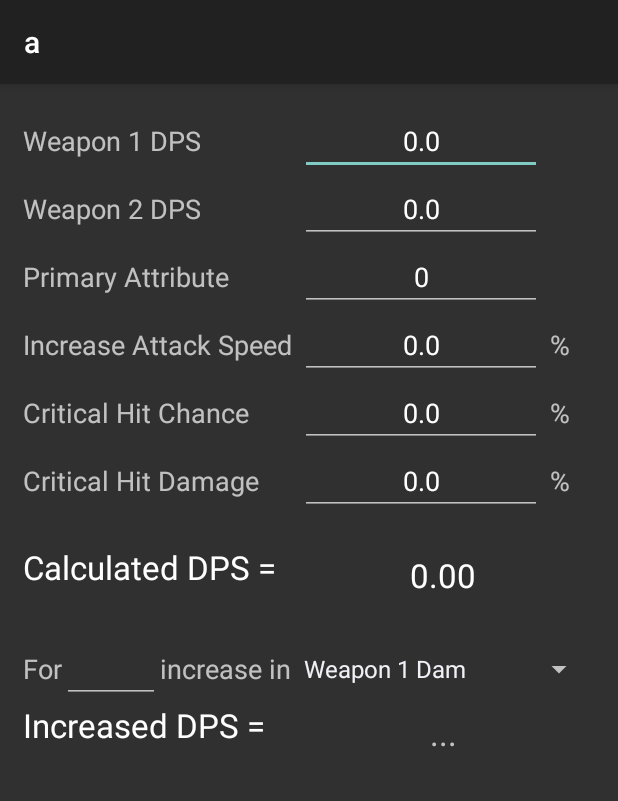
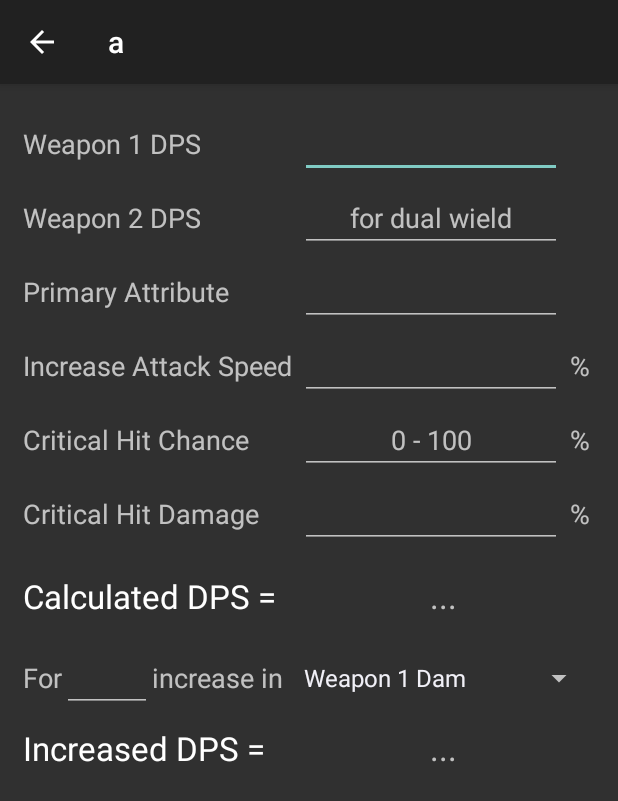
Before and after one commit to forkburn/DpsCalc, an Android app: the screen it shows after launch (MainActivity), on a phone screen of 412 x 824 dp. Shown: the top 801 px of the screen. Run offline under Robolectric (Android 15) with nearby library versions, the phone set to English and light mode, and no system bars; libraries missing offline, so code that uses them is left out: com.ikimuhendis.ldrawer; 5 statements that could not run were skipped.

```diff
--- a/app/build.gradle
+++ b/app/build.gradle
@@ -19,6 +19,7 @@ android {
 }
 
 dependencies {
-    compile 'com.android.support:support-v4:18.0.0'
+    compile 'com.android.support:support-v4:21.0.0'
+    compile 'com.ikimuhendis:ldrawer:0.1'
     testCompile "junit:junit:4.12"
 }
--- a/app/src/main/java/com/warfactory/dpscalc/MainActivity.java
+++ b/app/src/main/java/com/warfactory/dpscalc/MainActivity.java
@@ -1,13 +1,18 @@
 package com.warfactory.dpscalc;
 
+import android.app.ActionBar;
 import android.app.Activity;
+import android.content.res.Configuration;
 import android.os.Bundle;
 import android.support.v4.widget.DrawerLayout;
+import android.view.MenuItem;
 import android.view.View;
 import android.widget.AdapterView;
 import android.widget.ArrayAdapter;
 import android.widget.ListView;
 
+import com.ikimuhendis.ldrawer.ActionBarDrawerToggle;
+import com.ikimuhendis.ldrawer.DrawerArrowDrawable;
 import com.warfactory.dpscalc.fragments.DpsCalculationFragment;
 import com.warfactory.dpscalc.model.CharacterProfile;
 
@@ -20,20 +25,60 @@ public class MainActivity extends Activity {
     private ListView mDrawerList;
 
     private List<CharacterProfile> mCharacterProfileList;
+    private DrawerArrowDrawable drawerArrow;
+    private ActionBarDrawerToggle mDrawerToggle;
 
     @Override
     public void onCreate(Bundle savedInstanceState) {
         super.onCreate(savedInstanceState);
         setContentView(R.layout.activity_main);
 
-        mCharacterProfileList = getCharacterProfilesFromStorage();
-        if (mCharacterProfileList.size()==0) {
-            mCharacterProfileList.add(0, new CharacterProfile());
-        }
-        mDrawerItems = genCharacterNameList(mCharacterProfileList);
+
+        initDrawer();
+
+        // click the first item in drawer
+        selectItem(0);
+
+    }
+
+    private void initDrawer() {
+        ActionBar actionBar = getActionBar();
+        actionBar.setDisplayHomeAsUpEnabled(true);
+        actionBar.setHomeButtonEnabled(true);
 
         mDrawerLayout = (DrawerLayout) findViewById(R.id.drawer_layout);
         mDrawerList = (ListView) findViewById(R.id.left_drawer);
+
+
+        drawerArrow = new DrawerArrowDrawable(this) {
+            @Override
+            public boolean isLayoutRtl() {
+                return false;
+            }
+        };
+        mDrawerToggle = new ActionBarDrawerToggle(this, mDrawerLayout,
+                drawerArrow, R.string.drawer_open,
+                R.string.drawer_close)  {
+
+            public void onDrawerClosed(View view) {
+                super.onDrawerClosed(view);
+                invalidateOptionsMenu();
+            }
+
+            public void onDrawerOpened(View drawerView) {
+                super.onDrawerOpened(drawerView);
+                invalidateOptionsMenu();
+            }
+        };
+
+        mDrawerLayout.setDrawerListener(mDrawerToggle);
+        mDrawerToggle.syncState();
+
+
+
+
+        initCharacterProfiles();
+        mDrawerItems = genCharacterNameList(mCharacterProfileList);
 
 
         // Set the adapter for the list view
@@ -41,15 +86,18 @@ public class MainActivity extends Activity {
                 R.layout.drawer_list_item, mDrawerItems));
         // Set the list's click listener
         mDrawerList.setOnItemClickListener(new DrawerItemClickListener());
+    }
 
-        // click the first item in drawer
-        selectItem(0);
-
+    private void initCharacterProfiles() {
+        mCharacterProfileList = getCharacterProfilesFromStorage();
+        if (mCharacterProfileList.size() == 0) {
+            mCharacterProfileList.add(0, new CharacterProfile());
+        }
     }
 
     private List<String> genCharacterNameList(List<CharacterProfile> characterProfileList) {
         List<String> result = new ArrayList<>();
-        for (CharacterProfile profile:characterProfileList) {
+        for (CharacterProfile profile : characterProfileList) {
             result.add(profile.getName());
         }
         return result;
@@ -62,8 +110,8 @@ public class MainActivity extends Activity {
         profile1.setName("a");
         CharacterProfile profile2 = new CharacterProfile();
         profile2.setName("b");
-        result.add(0,profile1);
-        result.add(1,profile2);
+        result.add(0, profile1);
+        result.add(1, profile2);
 
         return result;
     }
@@ -103,4 +151,29 @@ public class MainActivity extends Activity {
     public void setTitle(CharSequence title) {
         getActionBar().setTitle(title);
     }
+
+    @Override
+    public boolean onOptionsItemSelected(MenuItem item) {
+        // toggle the drawer when button on action bar pressed
+        if (item.getItemId() == android.R.id.home) {
+            if (mDrawerLayout.isDrawerOpen(mDrawerList)) {
+                mDrawerLayout.closeDrawer(mDrawerList);
+            } else {
+                mDrawerLayout.openDrawer(mDrawerList);
+            }
+        }
+        return super.onOptionsItemSelected(item);
+    }
+
+    @Override
+    protected void onPostCreate(Bundle savedInstanceState) {
+        super.onPostCreate(savedInstanceState);
+        mDrawerToggle.syncState();
+    }
+
+    @Override
+    public void onConfigurationChanged(Configuration newConfig) {
+        super.onConfigurationChanged(newConfig);
+        mDrawerToggle.onConfigurationChanged(newConfig);
+    }
 }
--- a/app/src/main/java/com/warfactory/dpscalc/fragments/DpsCalculationFragment.java
+++ b/app/src/main/java/com/warfactory/dpscalc/fragments/DpsCalculationFragment.java
@@ -20,7 +20,6 @@ import com.warfactory.dpscalc.R;
 import com.warfactory.dpscalc.model.CharacterProfile;
 
 public class DpsCalculationFragment extends Fragment implements TextWatcher, OnItemSelectedListener {
-
     public static final String ARG_DPS = "arg_dps";
     private EditText primaryAttribEdit;
     private EditText iasEdit;
@@ -31,15 +30,19 @@ public class DpsCalculationFragment extends Fragment implements TextWatcher, OnI
     private EditText increasedValEdit;
     private TextView deltaDpsDisplay;
     private String selectedSpinnerItem;
-    private NumberFormat formatter = NumberFormat.getInstance();
+    private NumberFormat resultFormatter = NumberFormat.getInstance();
+    private NumberFormat inputFormatter = NumberFormat.getInstance();
     private EditText weapon1DpsEdit;
     private EditText weapon2DpsEdit;
     private CharacterProfile characterProfile = new CharacterProfile();
 
     public DpsCalculationFragment() {
         super();
-        formatter.setMaximumFractionDigits(2);
-        formatter.setMinimumFractionDigits(2);
+        resultFormatter.setMaximumFractionDigits(2);
+        resultFormatter.setMinimumFractionDigits(2);
+        inputFormatter.setMaximumFractionDigits(2);
+        inputFormatter.setMinimumFractionDigits(0);
+
     }
 
     public CharacterProfile getCharacterProfile() {
@@ -104,26 +107,35 @@ public class DpsCalculationFragment extends Fragment implements TextWatcher, OnI
         // populate deltaAttribSpinner
         deltaAttribSpinner = (Spinner) view.findViewById(R.id.increaseVarSpinner);
         ArrayAdapter<CharSequence> adapter = ArrayAdapter.createFromResource(getActivity().getApplicationContext(),
-                R.array.dual_weapon_spinner_array, android.R.layout.simple_spinner_item);
+                R.array.attrib_spinner_array, android.R.layout.simple_spinner_item);
         adapter.setDropDownViewResource(android.R.layout.simple_spinner_dropdown_item);
         deltaAttribSpinner.setAdapter(adapter);
         // set listener for deltaAttribSpinner
         deltaAttribSpinner.setOnItemSelectedListener(this);
     }
 
+    private String formatNumber(double d) {
+        if (d == 0) {
+            return "";
+        } else {
+            return inputFormatter.format(d);
+        }
+    }
+
     private void restoreWeaponDpsBoxes() {
-        weapon1DpsEdit.setText(String.valueOf(characterProfile.getWeapon1Dps()));
-        weapon2DpsEdit.setText(String.valueOf(characterProfile.getWeapon2Dps()));
+
+        weapon1DpsEdit.setText(formatNumber(characterProfile.getWeapon1Dps()));
+        weapon2DpsEdit.setText(formatNumber(characterProfile.getWeapon2Dps()));
     }
 
     /**
      * Restore previous input data for common input boxes
      */
     private void restoreCommonBoxes() {
-            primaryAttribEdit.setText(String.valueOf(characterProfile.getPrimaryAttribute()));
-            iasEdit.setText(String.valueOf(characterProfile.getIasPercent()));
-            critChanceEdit.setText(String.valueOf(characterProfile.getCritChance()));
-            critDamEdit.setText(String.valueOf(characterProfile.getCritDamage()));
+        primaryAttribEdit.setText(formatNumber(characterProfile.getPrimaryAttribute()));
+        iasEdit.setText(formatNumber(characterProfile.getIasPercent()));
+        critChanceEdit.setText(formatNumber(characterProfile.getCritChance()));
+        critDamEdit.setText(formatNumber(characterProfile.getCritDamage()));
     }
 
     /**
@@ -170,14 +182,18 @@ public class DpsCalculationFragment extends Fragment implements TextWatcher, OnI
     private void recalculateDps() {
         try {
             characterProfile.setWeapon1Dps(Double.valueOf(weapon1DpsEdit.getText().toString()));
-            characterProfile.setWeapon2Dps(Double.valueOf(weapon2DpsEdit.getText().toString()));
+            if (weapon2DpsEdit.getText().length()==0) {
+                characterProfile.setWeapon2Dps(0);
+            }else {
+                characterProfile.setWeapon2Dps(Double.valueOf(weapon2DpsEdit.getText().toString()));
+            }
             characterProfile.setPrimaryAttribute(Integer.valueOf(primaryAttribEdit.getText().toString()));
             characterProfile.setIasPercent(Double.valueOf(iasEdit.getText().toString()));
             characterProfile.setCritChance(Double.valueOf(critChanceEdit.getText().toString()) / 100.0);
             characterProfile.setCritDamage(Double.valueOf(critDamEdit.getText().toString()) / 100.0);
-            calcDpsDisplay.setText(formatter.format(characterProfile.getDps()));
+            calcDpsDisplay.setText(resultFormatter.format(characterProfile.getDps()));
         } catch (NumberFormatException ex) {
-            // some of the input box is empty
+            // some of the input box is empty.
             calcDpsDisplay.setText("");
         }
     }
@@ -187,21 +203,21 @@ public class DpsCalculationFragment extends Fragment implements TextWatcher, OnI
             double increasedValue = Double.valueOf(increasedValEdit.getText().toString());
             CharacterProfile modifiedCharacterProfile = new CharacterProfile(characterProfile);
 
-            if ("Weapon 1 Dam".equals(selectedSpinnerItem)) {
+            if (getString(R.string.weapon1_dam).equals(selectedSpinnerItem)) {
                 modifiedCharacterProfile.setWeapon1Dps(characterProfile.getWeapon1Dps() + increasedValue);
-            } else if ("Weapon 2 Dam".equals(selectedSpinnerItem)) {
+            } else if (getString(R.string.weapon2_dam).equals(selectedSpinnerItem)) {
                 modifiedCharacterProfile.setWeapon2Dps(characterProfile.getWeapon2Dps() + increasedValue);
-            } else if ("Primary Attrib".equals(selectedSpinnerItem)) {
+            } else if (getString(R.string.primary_attrib).equals(selectedSpinnerItem)) {
                 modifiedCharacterProfile.setPrimaryAttribute(characterProfile.getPrimaryAttribute() + (int) increasedValue);
-            } else if ("Inc Attack Speed".equals(selectedSpinnerItem)) {
+            } else if (getString(R.string.inc_attack_speed).equals(selectedSpinnerItem)) {
                 modifiedCharacterProfile.setIasPercent(characterProfile.getIasPercent() + increasedValue);
-            } else if ("Crit Chance".equals(selectedSpinnerItem)) {
+            } else if (getString(R.string.crit_chance).equals(selectedSpinnerItem)) {
                 modifiedCharacterProfile.setCritChance(characterProfile.getCritChance() + increasedValue / 100.0);
-            } else if ("Crit Dam".equals(selectedSpinnerItem)) {
+            } else if (getString(R.string.crit_dam).equals(selectedSpinnerItem)) {
                 modifiedCharacterProfile.setCritDamage(characterProfile.getCritDamage() + increasedValue / 100.0);
             }
             double deltaDps = modifiedCharacterProfile.getDps() - characterProfile.getDps();
-            deltaDpsDisplay.setText(formatter.format(deltaDps));
+            deltaDpsDisplay.setText(resultFormatter.format(deltaDps));
         } catch (NumberFormatException ex) {
             deltaDpsDisplay.setText("");
         }
--- a/app/src/main/java/com/warfactory/dpscalc/model/CharacterProfile.java
+++ b/app/src/main/java/com/warfactory/dpscalc/model/CharacterProfile.java
@@ -45,6 +45,7 @@ public class CharacterProfile {
      */
     public CharacterProfile(CharacterProfile that) {
         this.setWeapon1Dps(that.getWeapon1Dps());
+        this.setWeapon2Dps(that.getWeapon2Dps());
         this.setPrimaryAttribute(that.getPrimaryAttribute());
         this.setIasPercent(that.getIasPercent());
         this.setCritChance(that.getCritChance());
--- a/app/src/main/res/layout/input_form.xml
+++ b/app/src/main/res/layout/input_form.xml
@@ -1,31 +1,37 @@
 <?xml version="1.0" encoding="utf-8"?>
-<TableLayout xmlns:android="http://schemas.android.com/apk/res/android"
+<ScrollView xmlns:android="http://schemas.android.com/apk/res/android"
+    android:layout_width="fill_parent"
+    android:layout_height="fill_parent"
+    android:layout_weight="1"
+    android:scrollbars="none">
+
+    <TableLayout
         android:id="@+id/dps_input_form"
         android:layout_width="match_parent"
         android:layout_height="wrap_content"
         android:layout_margin="15dp"
-    android:orientation="vertical"
-    android:baselineAligned="false">
+        android:baselineAligned="false"
+        android:orientation="vertical">
 
-    <TableRow
-        android:layout_width="match_parent"
-        android:layout_height="wrap_content">
+        <TableRow style="@style/input_table_row_style">
 
 
-        <TextView android:text="Weapon 1 DPS"
-            style="@style/textlabel_style" />
+            <TextView
+                style="@style/textlabel_style"
+                android:text="Weapon 1 DPS" />
 
 
             <EditText
                 android:id="@+id/wp1DpsEdit"
-            style="@style/textinput_style" />
+                style="@style/textinput_style">
+
+                <requestFocus />
+            </EditText>
 
         </TableRow>
 
 
-    <TableRow
-        android:layout_width="match_parent"
-        android:layout_height="wrap_content" >
+        <TableRow style="@style/input_table_row_style">
 
 
             <TextView
@@ -36,19 +42,18 @@
                 android:textAppearance="?android:attr/textAppearanceMedium" />
 
 
+            <EditText
+                android:id="@+id/wp2DpsEdit"
+                style="@style/textinput_style"
 
-
-        <EditText android:id="@+id/wp2DpsEdit"
-            android:hint="for dual wield"
-
-            style="@style/textinput_style" />
+                android:hint="for dual wield" />
 
         </TableRow>
 
         <TableRow
+            style="@style/input_table_row_style"
             android:layout_width="match_parent"
-        android:layout_height="wrap_content" >
-
+            android:layout_height="wrap_content">
 
 
             <TextView
@@ -64,7 +69,8 @@
 
         <TableRow
             android:id="@+id/tableRowIas"
-        android:layout_height="wrap_content" >
+            style="@style/input_table_row_style"
+            android:layout_height="wrap_content">
 
 
             <TextView
@@ -88,8 +94,9 @@
 
 
         <TableRow
+            style="@style/input_table_row_style"
             android:layout_width="match_parent"
-        android:layout_height="wrap_content" >
+            android:layout_height="wrap_content">
 
 
             <TextView
@@ -99,12 +106,10 @@
                 android:textAppearance="?android:attr/textAppearanceMedium" />
 
 
-
             <EditText
                 android:id="@+id/critChanceEdit"
-            android:hint="0 - 100"
                 style="@style/textinput_style"
-        />
+                android:hint="0 - 100" />
 
 
             <TextView
@@ -117,8 +122,9 @@
 
 
         <TableRow
+            style="@style/input_table_row_style"
             android:layout_width="match_parent"
-        android:layout_height="wrap_content" >
+            android:layout_height="wrap_content">
 
 
             <TextView
@@ -129,8 +135,7 @@
 
             <EditText
                 android:id="@+id/critDamEdit"
-            style="@style/textinput_style"
-            />
+                style="@style/textinput_style" />
 
 
             <TextView
@@ -142,12 +147,11 @@
         </TableRow>
 
 
-
         <TableRow
+            style="@style/input_table_row_style"
             android:layout_width="match_parent"
             android:layout_height="wrap_content"
-        android:layout_marginTop="20dp" >
-
+            android:layout_marginTop="10dp">
 
 
             <TextView
@@ -164,15 +168,16 @@
         </TableRow>
 
 
-
         <TableRow
+            style="@style/input_table_row_style"
             android:layout_width="match_parent"
             android:layout_height="wrap_content"
-        android:layout_marginTop="20dp" >
+            android:layout_marginTop="10dp">
 
             <LinearLayout
                 android:layout_width="wrap_content"
-            android:layout_height="wrap_content" >
+                android:layout_height="wrap_content"
+                android:gravity="center_vertical">
 
 
                 <TextView
@@ -184,9 +189,10 @@
 
                 <EditText
                     android:id="@+id/increaseValEdit"
-                android:layout_width="65dp"
+                    android:layout_width="60dp"
                     android:layout_height="wrap_content"
                     android:ems="10"
+                    android:gravity="center"
                     android:inputType="number" />
 
 
@@ -199,14 +205,9 @@
             </LinearLayout>
 
 
-
-
-
-
-
             <Spinner
                 android:id="@+id/increaseVarSpinner"
-            android:layout_width="match_parent"
+                android:layout_width="wrap_content"
                 android:layout_height="match_parent"
                 android:layout_weight="1" />
 
@@ -214,10 +215,9 @@
 
 
         <TableRow
+            style="@style/input_table_row_style"
             android:layout_width="match_parent"
-        android:layout_height="wrap_content" >
-
-
+            android:layout_height="wrap_content">
 
 
             <TextView
@@ -229,12 +229,13 @@
 
             <TextView
                 android:id="@+id/deltaDpsDisplay"
+                style="@style/resulttext_style"
                 android:layout_width="wrap_content"
                 android:layout_height="wrap_content"
                 android:layout_weight="1"
-            android:textAppearance="?android:attr/textAppearanceLarge"
-            style="@style/resulttext_style" />
+                android:textAppearance="?android:attr/textAppearanceLarge" />
 
         </TableRow>
 
     </TableLayout>
+</ScrollView>
--- a/app/src/main/res/values/strings.xml
+++ b/app/src/main/res/values/strings.xml
@@ -1,25 +1,30 @@
 <resources>
 
     <string name="app_name">Diablo 3 DPS Calculator</string>
-    <string name="title_single_weapon">Single Weapon</string>
-    <string name="title_dual_weapon">Dual Weapons</string>
     <string name="menu_settings">Settings</string>
     <string name="title_activity_main">Diablo 3 DPS Calculator</string>
 
-    <string-array name="single_weapon_spinner_array">
-        <item>Weapon Dam</item>
-        <item>Primary Attrib</item>
-        <item>Inc Attack Speed</item>
-        <item>Crit Chance</item>
-        <item>Crit Dam</item>
-    </string-array>
-    <string-array name="dual_weapon_spinner_array">
-        <item>Weapon 1 Dam</item>
-        <item>Weapnp 2 Dam </item>
-        <item>Primary Attrib</item>
-        <item>Inc Attack Speed</item>
-        <item>Crit Chance</item>
-        <item>Crit Dam</item>
+
+
+    <string name="weapon1_dam">Weapon 1 Dam</string>
+    <string name="weapon2_dam">Weapon 2 Dam</string>
+    <string name="primary_attrib">Primary Attrib</string>
+    <string name="inc_attack_speed">Inc Attack Speed</string>
+    <string name="crit_chance">Crit Chance</string>
+    <string name="crit_dam">Crit Dam</string>
+
+
+
+    <string-array name="attrib_spinner_array">
+        <item>@string/weapon1_dam</item>
+        <item>@string/weapon2_dam</item>
+        <item>@string/primary_attrib</item>
+        <item>@string/inc_attack_speed</item>
+        <item>@string/crit_chance</item>
+        <item>@string/crit_dam</item>
     </string-array>
 
+
+    <string name="drawer_open">drawer_open</string>
+    <string name="drawer_close">drawer_close</string>
 </resources>
--- a/app/src/main/res/values/styles.xml
+++ b/app/src/main/res/values/styles.xml
@@ -29,4 +29,13 @@
         <item name="android:textAppearance">?android:attr/textAppearanceLarge</item>
     </style>
 
+    <style name="input_table_row_style">
+        <item name="android:layout_width">match_parent</item>
+        <item name="android:layout_height">wrap_content</item>
+        <item name="android:gravity">center_vertical</item>
+        <item name="android:layout_marginTop">2dp</item>
+        <item name="android:layout_marginBottom">2dp</item>
+    </style>
+
+
 </resources>
```
Also changed, not shown: 1 other file. Lines whose indentation alone changed are shown as unchanged.
